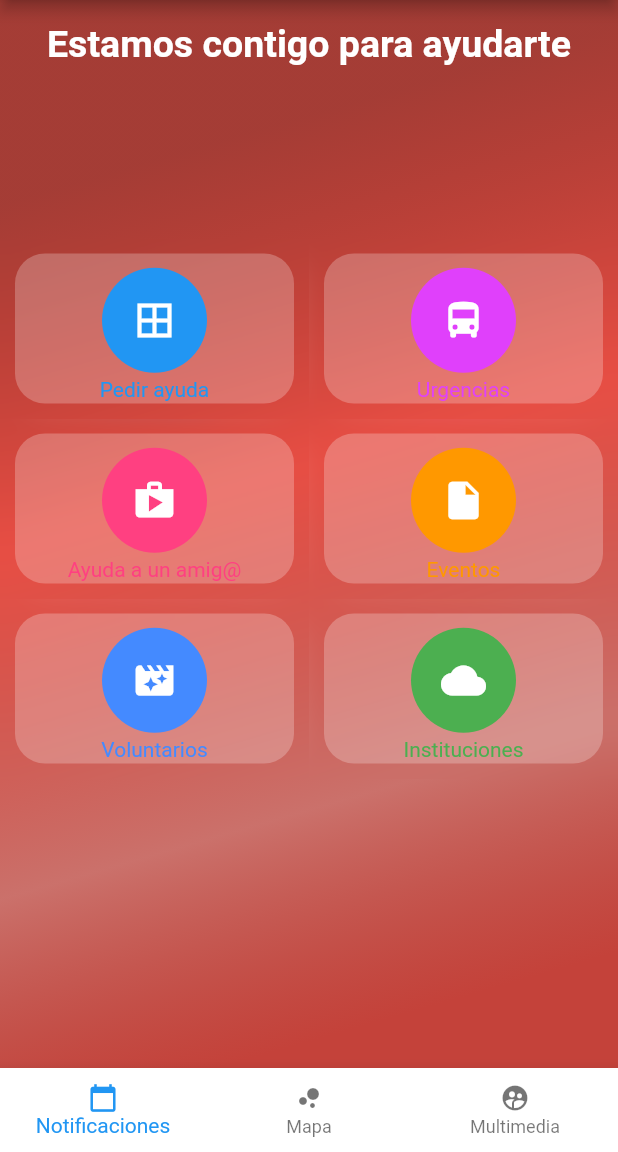
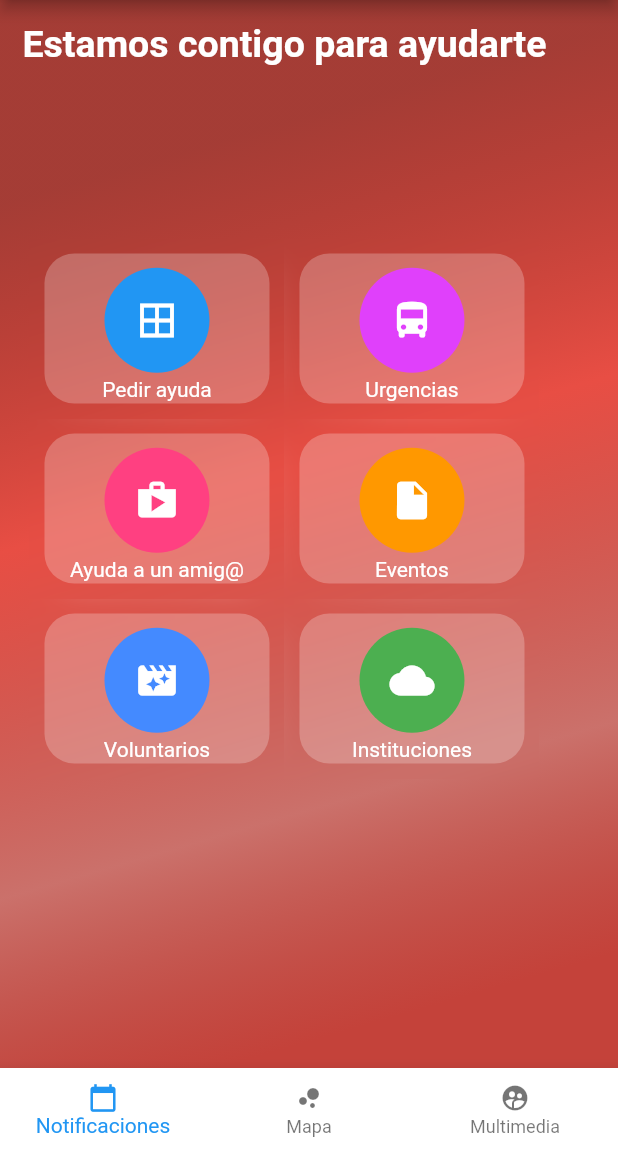
Before and after one commit to marcoarce23/lucia_covid, a Flutter app: the screen it shows after launch, on a phone screen of 412 x 824 dp, the part 84-1236 px from its top. Run offline on Flutter 3.47's test engine with Material 2 defaults, Android fonts, the light colour scheme and no system bars; our stand-ins replace animate_do, device_preview, file_picker, firebase_messaging, font_awesome_flutter, geolocator and 8 more; missing offline and left inert: esys_flutter_share, flutter_open_whatsapp, flutter_pdfview, imei_plugin, mime_type; accounts and stored records are empty; statements that could not run were skipped.

Commit message:
23/05/2020 12:42 home page con wrap

```diff
--- a/lib/src/module/HomePage/HomePageModule.dart
+++ b/lib/src/module/HomePage/HomePageModule.dart
@@ -93,7 +93,9 @@ class _HomePageModuleState extends State<HomePageModule> {
     //     ));
 
     return Stack(
-      children: <Widget>[gradiente],// Positioned(top: -100.0, child: cajaRosa)],
+      children: <Widget>[
+        gradiente
+      ], // Positioned(top: -100.0, child: cajaRosa)],
     );
   }
 
@@ -140,37 +142,43 @@ class _HomePageModuleState extends State<HomePageModule> {
   }
 
   Widget _botonesRedondeados() {
-    return Table(
-      children: [
-        TableRow(children: [
+    return
+
+    Wrap(
+      children: <Widget>[
            _crearBotonRedondeado(
                   Colors.blue, Icons.border_all, 'Pedir ayuda', '1'),
               _crearBotonRedondeado(
                   Colors.purpleAccent, Icons.directions_bus, 'Urgencias', '2'),
-        ]),
-        TableRow(children: [
+
          _crearBotonRedondeado(
                   Colors.pinkAccent, Icons.shop, 'Ayuda a un amig@', '3'),
               _crearBotonRedondeado(
                   Colors.orange, Icons.insert_drive_file, 'Eventos', '4'),
-        ]),
-        TableRow(children: [
+
           _crearBotonRedondeado(
                   Colors.blueAccent, Icons.movie_filter, 'Voluntarios', '5'),
               _crearBotonRedondeado(
                   Colors.green, Icons.cloud, 'Instituciones', '6'),
-        ]),
+
+
       ],
     );
   }
 
   Widget _crearBotonRedondeado(
       Color color, IconData icono, String texto, String valor) {
-    return ClipRect(
+    return InkWell(
+      onTap: () => Navigator.push(
+        context,
+        MaterialPageRoute(builder: (context) => CitizenListInstitucionModule()),
+      ),
+      child: ClipRect(
         child: BackdropFilter(
           filter: ImageFilter.blur(sigmaX: 10.0, sigmaY: 10.0),
           child: Container(
             height: 100.0,
+            width: 150,
             margin: EdgeInsets.all(10.0),
             decoration: BoxDecoration(
                 color: Colors.white24, //Color.fromRGBO(62, 66, 107, 0.7),
@@ -184,19 +192,11 @@ class _HomePageModuleState extends State<HomePageModule> {
                   radius: 35.0,
                   child: Icon(icono, color: Colors.white, size: 30.0),
                 ),
+                Text(texto, style: TextStyle(color: Colors.white)),
 
-              InkWell(
-                  splashColor:
-                      AppTheme.backGroundInstitutionPrimary, // inkwell color
-                  child: Text(texto, style: TextStyle(color: color)),
-                  onTap: () => Navigator.push(
-                        context,
-                        MaterialPageRoute(
-                            builder: (context) =>
-                                CitizenListInstitucionModule()),
-                      )),
                 // SizedBox( height: 5.0 )
               ],
+            ),
           ),
         ),
       ),
@@ -214,7 +214,6 @@ class DrawerCitizen extends StatelessWidget {
       children: <Widget>[
         DrawerHeader(
           decoration: boxDecoration(),
-
           child: Container(
               child: Column(
             children: <Widget>[
@@ -252,10 +251,8 @@ class DrawerCitizen extends StatelessWidget {
                 //sharedImage('assets/image/twitter.jpg','twitter','twitter.jpg','jpg','imagen de apoyo JPG'),
                 Navigator.push(
                   context,
-                  MaterialPageRoute(
-                      builder: (context) => HomePageModule()),
-                )
-                ),
+                  MaterialPageRoute(builder: (context) => HomePageModule()),
+                )),
         CustomListTile(
             Icons.notification_important,
             'Notificaciones',
@@ -319,7 +316,6 @@ class DrawerCitizen extends StatelessWidget {
                   context,
                   MaterialPageRoute(builder: (context) => VoluntaryAllModule()),
                 )),
-
         CustomListTile(
             Icons.bubble_chart,
             'Acerca de Lucia Te Cuida',
@@ -338,7 +334,7 @@ class DrawerCitizen extends StatelessWidget {
         CustomListTile(
           Icons.map,
           'Mapa de solicitudes',
-            () =>openWeb('http://mapacovid19.ruta88.net/'),
+          () => openWeb('http://mapacovid19.ruta88.net/'),
           // Navigator.push(
           //       context,
           //       MaterialPageRoute(builder: (context) => MapAdressModule()),
@@ -351,7 +347,6 @@ class DrawerCitizen extends StatelessWidget {
                   context,
                   MaterialPageRoute(builder: (context) => EntityAllModule()),
                 )),
-
         CustomListTile(
             Icons.event_available,
             'Crear Eventos-Entidades',
@@ -364,7 +359,8 @@ class DrawerCitizen extends StatelessWidget {
             'Crear Eventos-Voluntarios',
             () => Navigator.push(
                   context,
-                  MaterialPageRoute(builder: (context) => EventVoluntaryAllModule()),
+                  MaterialPageRoute(
+                      builder: (context) => EventVoluntaryAllModule()),
                 )),
         CustomListTile(
             Icons.image,
```
Lines whose indentation alone changed are shown as unchanged.
